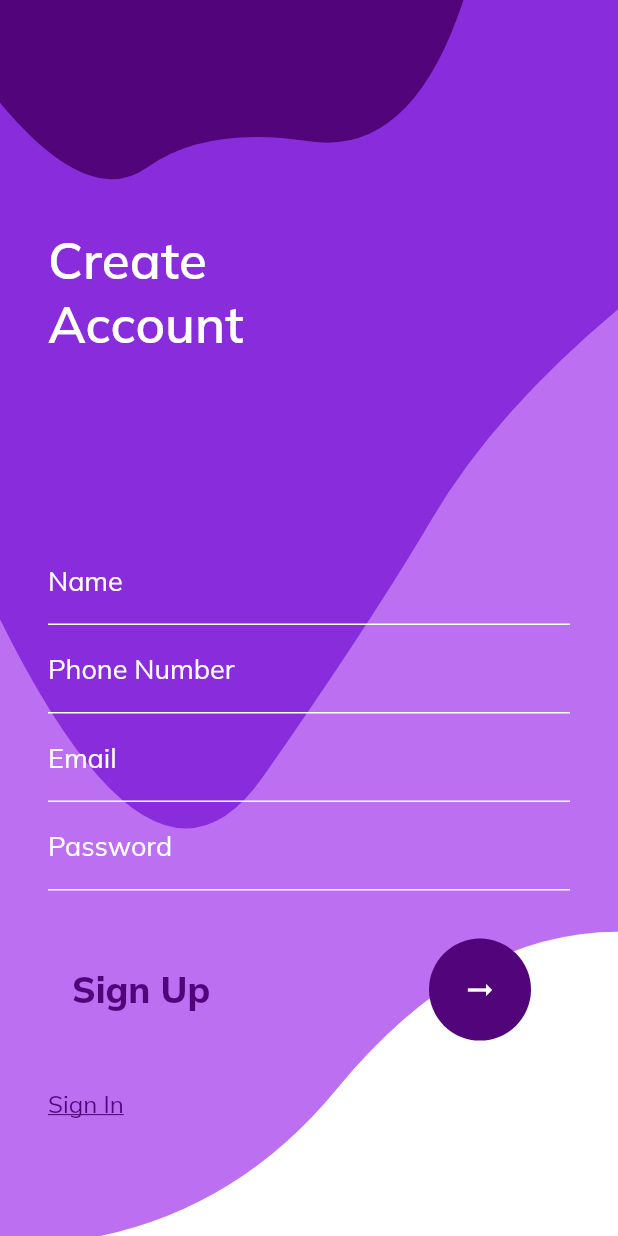
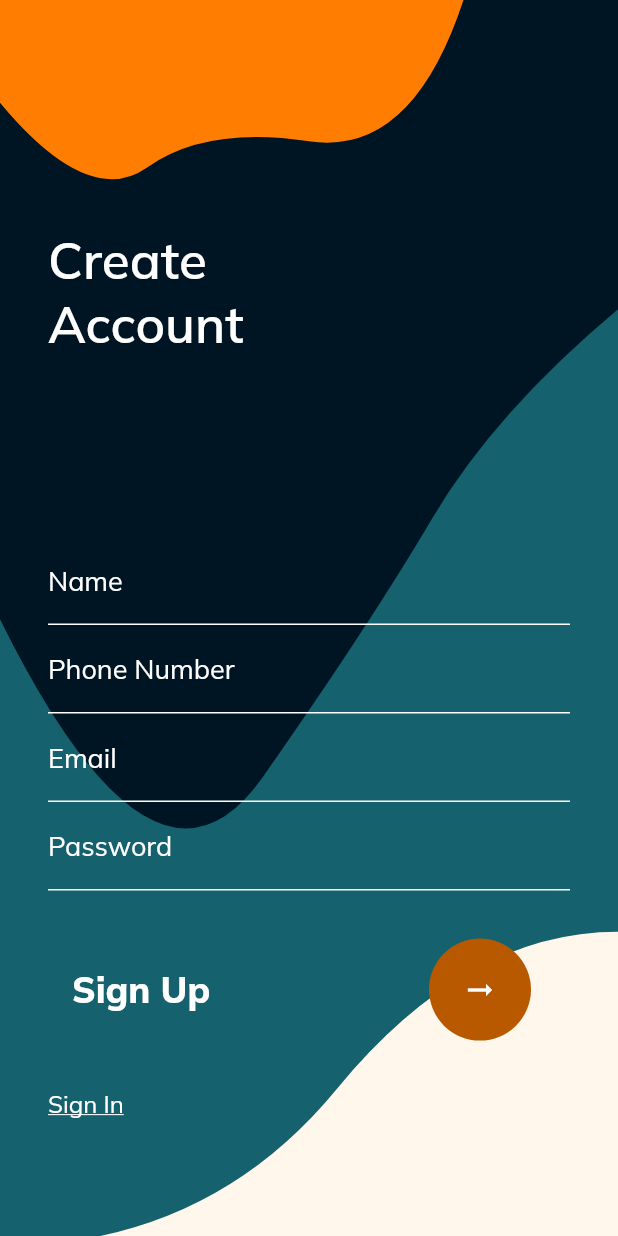
Before and after one commit to lazyp4nd4/WatchR, a Flutter app: the screen it shows after launch, after a tap on an icon or button, on a phone screen of 412 x 824 dp. Run offline on Flutter 3.47's test engine with Material 2 defaults, Android fonts, the light colour scheme and no system bars; our stand-ins replace cloud_firestore, curved_navigation_bar, firebase_auth, firebase_core, flutter_spinkit, google_fonts and 3 more; accounts and stored records are empty; network calls fail.

Commit message:
final colors set

```diff
--- a/lib/authentication/register.dart
+++ b/lib/authentication/register.dart
@@ -51,6 +51,7 @@ class _RegisterState extends State<Register> {
               child: ListView(children: [
                 TextFormField(
                   decoration: registerInputDecoration(hintText: 'Name'),
+                  style: TextStyle(color: Colors.white),
                   keyboardType: TextInputType.name,
                   autocorrect: false,
                   onChanged: (value) {
@@ -61,6 +62,7 @@ class _RegisterState extends State<Register> {
                 ),
                 TextFormField(
                   decoration: registerInputDecoration(hintText: 'Phone Number'),
+                  style: TextStyle(color: Colors.white),
                   keyboardType: TextInputType.phone,
                   autocorrect: false,
                   onChanged: (value) {
@@ -71,6 +73,7 @@ class _RegisterState extends State<Register> {
                 ),
                 TextFormField(
                   decoration: registerInputDecoration(hintText: 'Email'),
+                  style: TextStyle(color: Colors.white),
                   keyboardType: TextInputType.emailAddress,
                   autocorrect: false,
                   onChanged: (value) {
@@ -81,6 +84,7 @@ class _RegisterState extends State<Register> {
                 ),
                 TextFormField(
                   decoration: registerInputDecoration(hintText: 'Password'),
+                  style: TextStyle(color: Colors.white),
                   keyboardType: TextInputType.visiblePassword,
                   autocorrect: false,
                   onChanged: (value) {
@@ -122,7 +126,7 @@ class _RegisterState extends State<Register> {
                         style: TextStyle(
                             fontSize: 16,
                             decoration: TextDecoration.underline,
-                            color: Palette.orange)),
+                            color: Colors.white)),
                   ),
                 )
               ])),
--- a/lib/config/decoration_function.dart
+++ b/lib/config/decoration_function.dart
@@ -21,15 +21,15 @@ InputDecoration registerInputDecoration({String hintText}) {
 InputDecoration signInInputDecoration({String hintText}) {
   return InputDecoration(
       contentPadding: const EdgeInsets.symmetric(vertical: 18),
-      hintStyle: const TextStyle(color: Palette.orange, fontSize: 18),
+      hintStyle: const TextStyle(color: Palette.darkOrange, fontSize: 18),
       hintText: hintText,
       focusedBorder: const UnderlineInputBorder(
-        borderSide: BorderSide(color: Palette.orange, width: 2),
+        borderSide: BorderSide(color: Palette.darkOrange, width: 2),
       ),
       enabledBorder: const UnderlineInputBorder(
-          borderSide: BorderSide(color: Palette.orange)),
+          borderSide: BorderSide(color: Palette.darkOrange)),
       errorBorder: const UnderlineInputBorder(
-          borderSide: BorderSide(color: Palette.orange)),
+          borderSide: BorderSide(color: Palette.darkOrange)),
       focusedErrorBorder: const UnderlineInputBorder(
           borderSide: BorderSide(width: 2, color: Palette.darkOrange)),
       errorStyle: TextStyle(color: Colors.white));
--- a/lib/config/palette.dart
+++ b/lib/config/palette.dart
@@ -1,8 +1,8 @@
 import 'package:flutter/painting.dart';
 
 class Palette {
-  static const Color darkBlue = Color(0xff892cdc);
-  static const Color lightBlue = Color(0xffbc6ff1);
-  static const Color orange = Color(0xff52057b);
-  static const Color darkOrange = Color(0xff52057b);
+  static const Color darkBlue = Color(0xff001524);
+  static const Color lightBlue = Color(0xff15616D);
+  static const Color orange = Color(0xffFF7D00);
+  static const Color darkOrange = Color(0xffB85900);
 }
--- a/lib/config/signup_bar.dart
+++ b/lib/config/signup_bar.dart
@@ -24,7 +24,7 @@ class SignUpBar extends StatelessWidget {
               label,
               style: const TextStyle(
                   fontWeight: FontWeight.w800,
-                  color: Palette.orange,
+                  color: Colors.white,
                   fontSize: 24),
             ),
             Center(
@@ -61,7 +61,7 @@ class SignInBar extends StatelessWidget {
               label,
               style: const TextStyle(
                   fontWeight: FontWeight.w800,
-                  color: Palette.orange,
+                  color: Palette.darkOrange,
                   fontSize: 24),
             ),
             Center(
@@ -109,7 +109,7 @@ class RoundContinueButton extends StatelessWidget {
     return RawMaterialButton(
       onPressed: onPressed,
       elevation: 0.0,
-      fillColor: Palette.orange,
+      fillColor: Palette.darkOrange,
       splashColor: Palette.lightBlue,
       padding: EdgeInsets.all(22),
       shape: CircleBorder(),
--- a/lib/hunter/inputHunter.dart
+++ b/lib/hunter/inputHunter.dart
@@ -37,7 +37,9 @@ class _InputHunterState extends State<InputHunter> {
   Widget build(BuildContext context) {
     return Scaffold(
       appBar: AppBar(
-          title: Text('IP Locator', style: TextStyle(color: Palette.darkBlue)),
+          title: Text('IP Locator',
+              style: TextStyle(
+                  color: Palette.darkOrange, fontWeight: FontWeight.bold)),
           centerTitle: true,
           backgroundColor: Colors.transparent,
           shadowColor: Colors.transparent,
@@ -47,7 +49,7 @@ class _InputHunterState extends State<InputHunter> {
               },
               icon: Icon(
                 Icons.arrow_back_ios,
-                color: Palette.darkBlue,
+                color: Palette.darkOrange,
               ))),
       drawer: NavDrawer(),
       body: SingleChildScrollView(
--- a/lib/hunter/listHunter.dart
+++ b/lib/hunter/listHunter.dart
@@ -20,7 +20,8 @@ class _HunterListState extends State<HunterList> {
         shadowColor: Colors.transparent,
         title: Text(
           'Profiles Generated',
-          style: TextStyle(color: Palette.darkBlue),
+          style:
+              TextStyle(color: Palette.darkOrange, fontWeight: FontWeight.bold),
         ),
       ),
       body: Padding(
--- a/lib/ip-locator/ipAddress.dart
+++ b/lib/ip-locator/ipAddress.dart
@@ -40,7 +40,9 @@ class _IPAddressState extends State<IPAddress> {
   Widget build(BuildContext context) {
     return Scaffold(
       appBar: AppBar(
-          title: Text('IP Locator', style: TextStyle(color: Palette.darkBlue)),
+          title: Text('IP Locator',
+              style: TextStyle(
+                  color: Palette.darkOrange, fontWeight: FontWeight.bold)),
           centerTitle: true,
           backgroundColor: Colors.transparent,
           shadowColor: Colors.transparent,
@@ -50,7 +52,7 @@ class _IPAddressState extends State<IPAddress> {
               },
               icon: Icon(
                 Icons.arrow_back_ios,
-                color: Palette.darkBlue,
+                color: Palette.darkOrange,
               ))),
       body: SingleChildScrollView(
           child: Center(
--- a/lib/ip-locator/listOfIpSearches.dart
+++ b/lib/ip-locator/listOfIpSearches.dart
@@ -20,7 +20,8 @@ class _IPSearchListState extends State<IPSearchList> {
         shadowColor: Colors.transparent,
         title: Text(
           'Previous IPs Located',
-          style: TextStyle(color: Palette.darkBlue),
+          style:
+              TextStyle(color: Palette.darkOrange, fontWeight: FontWeight.bold),
         ),
       ),
       body: Padding(
--- a/lib/main.dart
+++ b/lib/main.dart
@@ -22,7 +22,7 @@ class MyApp extends StatelessWidget {
         appBarTheme: const AppBarTheme(
             brightness: Brightness.dark, color: Palette.darkBlue),
         backgroundColor: Colors.white,
-        scaffoldBackgroundColor: Colors.white,
+        scaffoldBackgroundColor: Color(0xffFFF7EB),
       ),
       home: Root(),
     );
```
Also changed, not shown: lib/searchAndHome/home.dart (+8 -7 lines), 1 other file.
